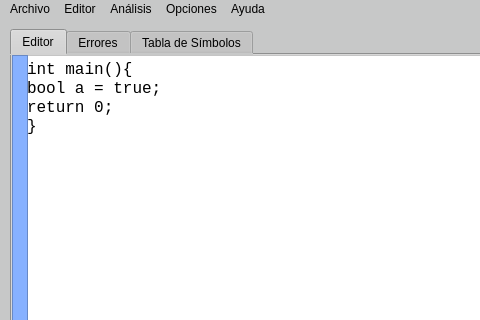
The window that Proyecto1/mainwindow.ui (MelyzaRC/OLC2Proyecto2_201314821) describes before a commit, drawn with Qt 5; both pictures show x 0 to 480 and y 0 to 320 of the 1120 by 636 pixel window.
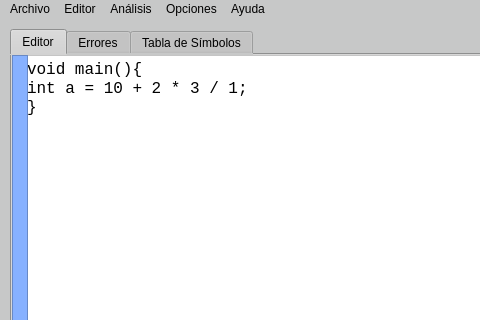
The same window after the commit.

The edit to the form file:
```diff
--- a/Proyecto1/mainwindow.ui
+++ b/Proyecto1/mainwindow.ui
@@ -110,9 +110,8 @@
        <enum>Qt::ScrollBarAlwaysOff</enum>
       </property>
       <property name="plainText">
-       <string>int main(){
-bool a = true;
-return 0;
+       <string>void main(){
+int a = 10 + 2 * 3 / 1;
 }</string>
       </property>
       <property name="placeholderText">
```
